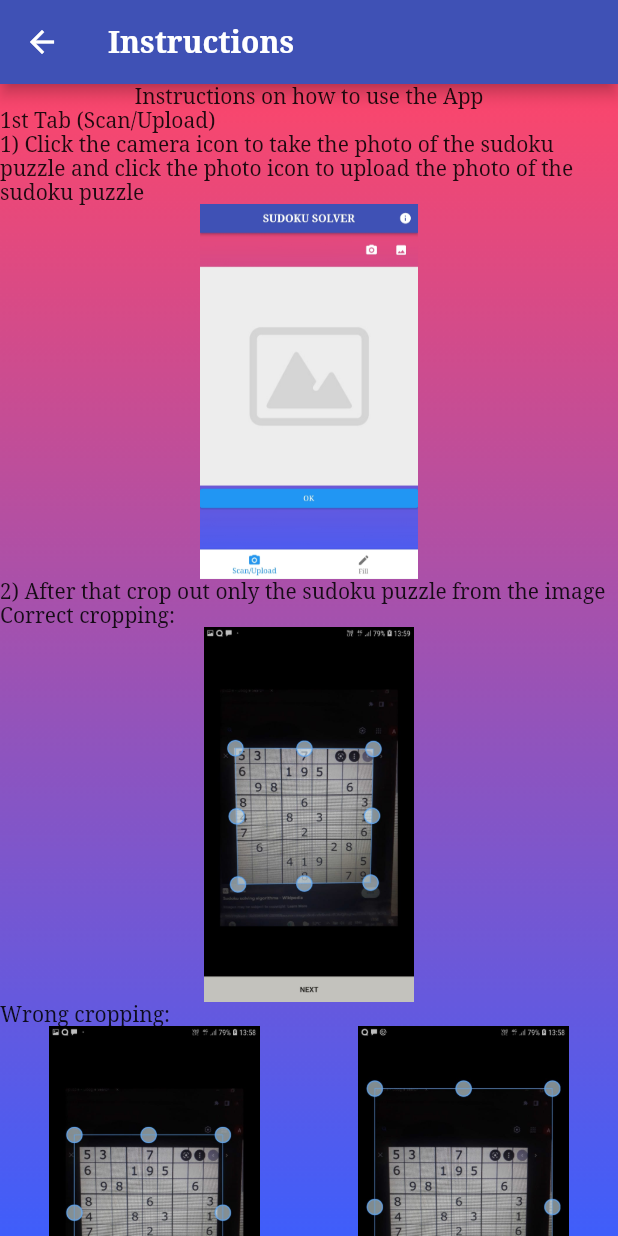
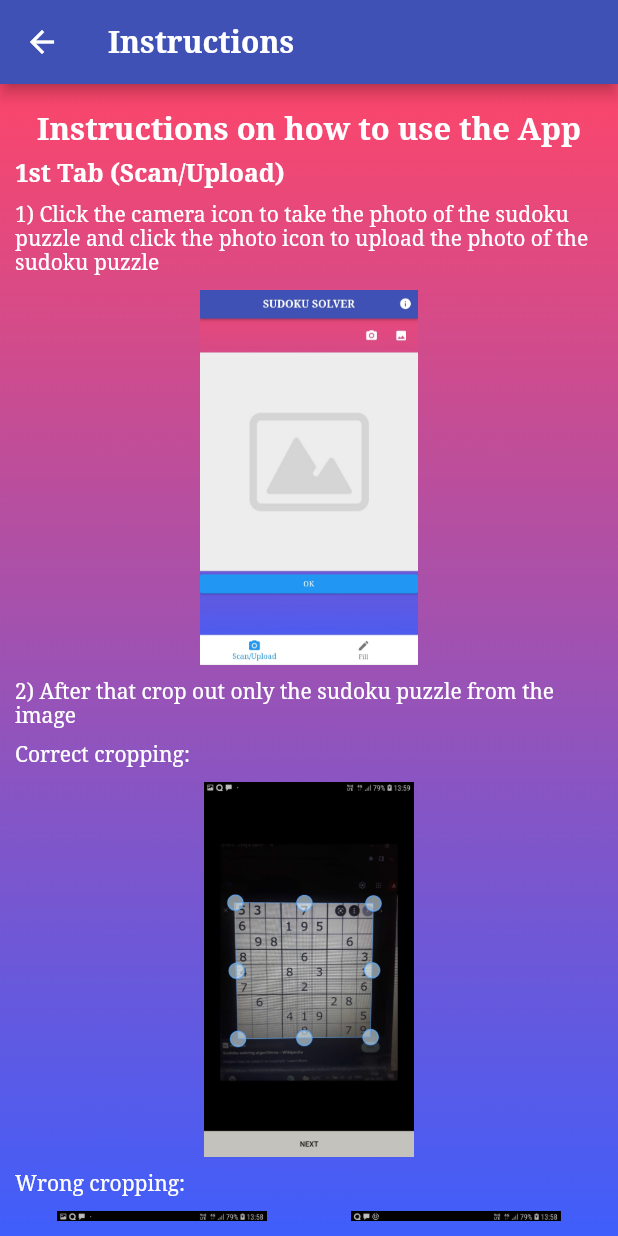
Before and after one commit to IET-NITK/SudokuSolver, a Flutter app: the InstructionsPage screen opened directly, on a phone screen of 412 x 824 dp. Run offline on Flutter 3.47's test engine with Material 2 defaults, Android fonts, the phone set to English and light mode, and no system bars; missing offline and left inert: document_scanner_flutter, google_ml_vision.

Commit message:
updated changes

```diff
--- a/lib/about_us.dart
+++ b/lib/about_us.dart
@@ -5,7 +5,7 @@ class AboutUs_Page extends StatefulWidget {
   @override
   _AboutUs_PageState createState() => _AboutUs_PageState();
 }
-
+//Not included yet
 class _AboutUs_PageState extends State<AboutUs_Page> {
   @override
   Widget build(BuildContext context) {
--- a/lib/instructions.dart
+++ b/lib/instructions.dart
@@ -1,6 +1,5 @@
 import 'package:flutter/material.dart';
-import 'package:flutter_markdown/flutter_markdown.dart';
-import 'package:markdown/markdown.dart' as md;
+
 class InstructionsPage extends StatefulWidget {
   const InstructionsPage({Key? key}) : super(key: key);
 
@@ -9,42 +8,39 @@ class InstructionsPage extends StatefulWidget {
 }
 
 class _InstructionsPageState extends State<InstructionsPage> {
-  ScrollController controller=ScrollController();
+  ScrollController controller = ScrollController();
 
-  Widget image(String s)
-  {
+  Widget image(String s) {
     return GestureDetector(
-      onTap:()=>showImage(context, "$s"),
+      onTap: () => showImage(context, "$s"),
       child: Hero(
-        tag:'hero-tag',
+        tag: 'hero-tag',
         child: Container(
-
           height: 250,
-
           decoration: BoxDecoration(
-              image:DecorationImage(
-                image:AssetImage("$s"),
-                fit:BoxFit.fitHeight,
-              )
-          ),
-
+              image: DecorationImage(
+                image: AssetImage("$s"),
+                fit: BoxFit.fitHeight,
+              )),
         ),
       ),
     );
   }
+
   @override
   Widget build(BuildContext context) {
-
     return Scaffold(
         appBar: AppBar(
-          title: Text("Instructions",style: TextStyle(
+          title: Text(
+            "Instructions",
+            style: TextStyle(
               fontFamily: "Serif",
               fontWeight: FontWeight.w600,
-          ),),
+            ),
+          ),
           backgroundColor: Colors.indigo,
         ),
-
-      body:Stack(
+        body: Stack(
           children: [
             Image.asset(
               "assets/background.png",
@@ -67,81 +63,190 @@ class _InstructionsPageState extends State<InstructionsPage> {
               )
             ,
           ),*/
-          ListView(
-            children:[
-              Center(child: Text("Instructions on how to use the App")),
-              Text("1st Tab (Scan/Upload)"),
-              Text("1) Click the camera icon to take the photo of the sudoku puzzle and click the photo icon to upload the photo of the sudoku puzzle"),
-              GestureDetector(
-                onTap:()=>showImage(context, "assets/App_images/1stTab_1.jpeg"),
-                child: Hero(
-                  tag:'hero-tag',
-                  child: Container(
-
-                    height: 250,
-
-                    decoration: BoxDecoration(
-                      image:DecorationImage(
-                        image:AssetImage("assets/App_images/1stTab_1.jpeg"),
-                        fit:BoxFit.fitHeight,
-                      )
-                    ),
-
+            Padding(
+              padding: const EdgeInsets.all(10.0),
+              child: ListView(children: [
+                Center(
+                  child: Padding(
+                    padding: const EdgeInsets.all(8.0),
+                    child: Text(
+                      "Instructions on how to use the App",
+                      style: TextStyle(
+                        color: Colors.white,
+                        fontWeight: FontWeight.w600,
+                        fontSize: MediaQuery.of(context).size.width * 0.05,
                       ),
                     ),
                   ),
-              Text("2) After that crop out only the sudoku puzzle from the image"),
-              Text("Correct cropping:"),
+                ),
+                Text(
+                  "1st Tab (Scan/Upload)",
+                  style: TextStyle(
+                    color: Colors.white,
+                    fontSize: MediaQuery.of(context).size.width * 0.04,
+                    fontWeight:FontWeight.w600,
+                  ),
+                ),
+                SizedBox(
+                  height: 10,
+                ),
+                Text(
+                  "1) Click the camera icon to take the photo of the sudoku puzzle and click the photo icon to upload the photo of the sudoku puzzle",
+                  style: TextStyle(
+                    color: Colors.white,
+                  ),
+                ),
+                SizedBox(
+                  height: 10,
+                ),
+                GestureDetector(
+                  onTap: () =>
+                      showImage(context, "assets/App_images/1stTab_1.jpeg"),
+                  child: Hero(
+                    tag: 'hero-tag',
+                    child: Container(
+                      height: 250,
+                      decoration: BoxDecoration(
+                          image: DecorationImage(
+                            image: AssetImage("assets/App_images/1stTab_1.jpeg"),
+                            fit: BoxFit.fitHeight,
+                          )),
+                    ),
+                  ),
+                ),
+                SizedBox(
+                  height: 10,
+                ),
+                Text(
+                  "2) After that crop out only the sudoku puzzle from the image",
+                  style: TextStyle(
+                    color: Colors.white,
+                  ),
+                ),
+                SizedBox(
+                  height: 10,
+                ),
+                Text(
+                  "Correct cropping:",
+                  style: TextStyle(
+                    color: Colors.white,
+                  ),
+                ),
+                SizedBox(
+                  height: 10,
+                ),
                 image("assets/App_images/Correct_crop_1.jpeg"),
-              Text("Wrong cropping: "),
-              Row(
-                children:[
-                  Expanded(
-                    child: image("assets/App_images/Wrong_crop_1.jpeg")
+                SizedBox(
+                  height: 10,
                 ),
-                  Expanded(
-                  child:image("assets/App_images/Wrong_crop_2.jpeg")
+                Text(
+                  "Wrong cropping: ",
+                  style: TextStyle(
+                    color: Colors.white,
                   ),
-                ]
                 ),
-              Text("3) Once the cropped sudoku puzzle is obtained click 'Save' and then 'Ok'"),
-              Row(
-                  children:[
-                    Expanded(
-                      child: image("assets/App_images/Crop_1.jpeg")
+                SizedBox(
+                  height: 10,
                 ),
-                    Expanded(
-                      child:image("assets/App_images/1stTab_2.jpeg")
+                Row(children: [
+                  Expanded(child: image("assets/App_images/Wrong_crop_1.jpeg")),
+                  Expanded(child: image("assets/App_images/Wrong_crop_2.jpeg")),
+                ]),
+                SizedBox(
+                  height: 10,
                 ),
-                  ]
+                Text(
+                  "3) Once the cropped sudoku puzzle is obtained click 'Save' and then 'Ok'",
+                  style: TextStyle(
+                    color: Colors.white,
                   ),
-              Text("4)The numbers are scanned and the filled sudoku is displayed on the next tab"),
-              Text(" 2nd Tab (Fill)"),
-              Text("1)Necessary changes can be made in the sudoku if the wrong numbers are scanned and displayed"),
+                ),
+                SizedBox(
+                  height: 10,
+                ),
+                Row(children: [
+                  Expanded(child: image("assets/App_images/Crop_1.jpeg")),
+                  Expanded(child: image("assets/App_images/1stTab_2.jpeg")),
+                ]),
+                SizedBox(
+                  height: 10,
+                ),
+                Text(
+                  "4) The numbers are scanned and the filled sudoku is displayed on the next tab",
+                  style: TextStyle(
+                    color: Colors.white,
+                  ),
+                ),
+                SizedBox(height: 30,),
+                Container(
+                  height: 2,
+                  width: MediaQuery.of(context).size.width,
+                  color: Colors.white,
+                ),
+                SizedBox(
+                  height: 30,
+                ),
+                Text(
+                  " 2nd Tab (Fill)",
+                  style: TextStyle(
+                    color: Colors.white,
+                    fontSize: MediaQuery.of(context).size.width * 0.04,
+                    fontWeight:FontWeight.w600,
+                  ),
+                ),
+                SizedBox(
+                  height: 10,
+                ),
+                Text(
+                  "1) Necessary changes can be made in the sudoku if the wrong numbers are scanned and displayed",
+                  style: TextStyle(
+                    color: Colors.white,
+                  ),
+                ),
+                SizedBox(
+                  height: 10,
+                ),
                 image("assets/App_images/Fill_1.jpeg"),
-              Text("2)After cross verifying the numbers displayed and the sudoku in the image click the 'Submit' button"),
+                SizedBox(
+                  height: 10,
+                ),
+                Text(
+                  "2) After cross verifying the numbers displayed and the sudoku in the image click the 'Submit' button",
+                  style: TextStyle(
+                    color: Colors.white,
+                  ),
+                ),
+                SizedBox(
+                  height: 10,
+                ),
                 image("assets/App_images/Fill_2.jpeg"),
-              Text("3)The solved sudoku gets dsplayed after a few seconds"),
-              image("assets/App_images/Fill_3.jpeg")
-
-
-
-            ]
+                SizedBox(
+                  height: 10,
+                ),
+                Text(
+                  "3) The solved sudoku gets dsplayed after a few seconds",
+                  style: TextStyle(
+                    color: Colors.white,
+                  ),
+                ),
+                SizedBox(
+                  height: 10,
+                ),
+                image("assets/App_images/Fill_3.jpeg"),
+                SizedBox(height: 50,)
+              ]),
             )
           ],
-      )
-    );
+        ));
   }
 }
-void showImage(BuildContext context,String s){
-  Navigator.of(context).push(
-    MaterialPageRoute(builder: (ctx)=>Scaffold(
-      body:Center(
-        child:Hero(
+
+void showImage(BuildContext context, String s) {
+  Navigator.of(context).push(MaterialPageRoute(
+      builder: (ctx) => Scaffold(
+          body: Center(
+              child: Hero(
                 tag: 'hero-tag',
-          child: Image.asset("$s",width: 300),
-        )
-      )
-    ))
-  );
+                child: Image.asset("$s", width: 300),
+              )))));
 }
--- a/lib/main.dart
+++ b/lib/main.dart
@@ -73,7 +73,7 @@ bool isValidSudoku(board) {
 }
 
 //function to check if the value is valid at position i,j
-bool check(board, int i, int j, int val) {
+bool isValid(board, int i, int j, int val) {
   int row = i - i % 3, column = j - j % 3;
   for (int x = 0; x < 9; x++) if (board[x][j] == val) return false;
   for (int y = 0; y < 9; y++) if (board[i][y] == val) return false;
@@ -90,7 +90,7 @@ bool solveSudoku(board, int i, int j) {
   if (board[i][j] != 0) return solveSudoku(board, i, j + 1);
 
   for (int c = 1; c <= 9; c++) {
-    if (check(board, i, j, c)) {
+    if (isValid(board, i, j, c)) {
       board[i][j] = c;
       l1[i][j] = c;
       if (solveSudoku(board, i, j + 1)) {
@@ -405,19 +405,7 @@ class _MyHomePageState extends State<MyHomePage> {
                               ),
                             );
                             setState(() {});
-                            /*
-                            ScaffoldMessenger.of(context)
-                                .showSnackBar(const SnackBar(
-                              content: Center(
-                                child: Text(
-                                  "Loading...",
-                                  style: TextStyle(
-                                    color: Colors.white,
-                                  ),
-                                ),
-                              ),
-                              duration: Duration(milliseconds: 500),
-                            ));*/
+
 
                             List l2 = l1;
                             //print(index);
--- a/pubspec.yaml
+++ b/pubspec.yaml
@@ -38,7 +38,7 @@ dependencies:
 
   google_ml_vision: ^0.0.7
   document_scanner_flutter: ^0.2.5
-  flutter_markdown: ^0.6.9+1
+
 
 
 
```
Also changed, not shown: pubspec.lock, 1 other file. Lines whose indentation alone changed are shown as unchanged.
